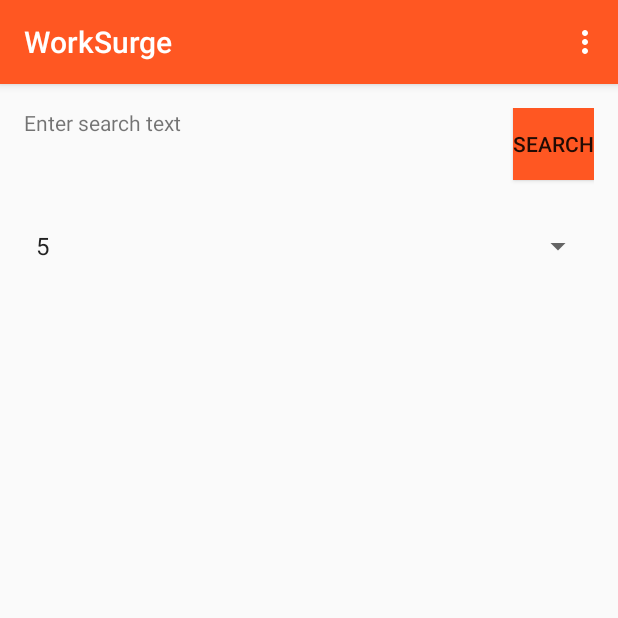
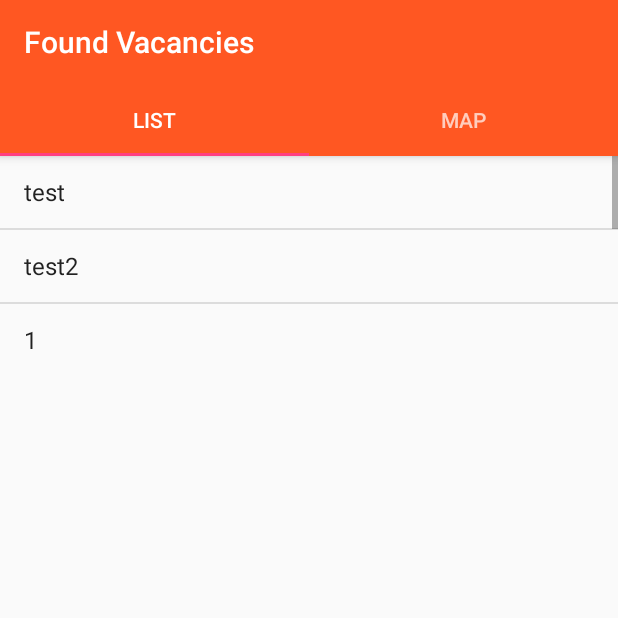
Before and after one commit to Favna/KB-50.10-Repo, an Android app: the screen it shows after launch (SearchActivity before the commit, FoundVacanciesActivity after it), after a tap on "SEARCH", on a phone screen of 412 x 824 dp, the top half of it. Run offline under Robolectric (Android 15) with nearby library versions, the phone set to English and light mode, and no system bars.

Commit message:
Core/Misc: Listview w/ adapter and more work on WebsiteConnector

```diff
--- a/WorkSurge/app/src/main/java/com/example/method/worksurge/ListFragment.java
+++ b/WorkSurge/app/src/main/java/com/example/method/worksurge/ListFragment.java
@@ -1,12 +1,20 @@
 package com.example.method.worksurge;
 
 import android.content.Context;
+import android.graphics.Color;
 import android.net.Uri;
 import android.os.Bundle;
 import android.support.v4.app.Fragment;
 import android.view.LayoutInflater;
 import android.view.View;
 import android.view.ViewGroup;
+import android.widget.AdapterView;
+import android.widget.ArrayAdapter;
+import android.widget.ListView;
+import android.widget.TextView;
+
+import java.util.ArrayList;
+import java.util.List;
 
 public class ListFragment extends Fragment {
     public ListFragment() {
@@ -18,10 +26,55 @@ public class ListFragment extends Fragment {
         super.onCreate(savedInstanceState);
     }
 
+    private View view;
+    private ListView liv_vacancy;
+    private int save = -1;
+    private String itemValue;
+
     @Override
     public View onCreateView(LayoutInflater inflater, ViewGroup container,
                              Bundle savedInstanceState) {
         // Inflate the layout for this fragment
-        return inflater.inflate(R.layout.fragment_list, container, false);
+        view = inflater.inflate(R.layout.fragment_list, container, false);
+
+        fillList(); // Test data
+
+        return view;
+    }
+
+    private void fillList() {
+        liv_vacancy = (ListView) view.findViewById(R.id.liv_vacancies);
+
+        List<String> list = new ArrayList<String>();
+        list.add("test");
+        list.add("test2");
+        list.add("1");
+        ArrayAdapter<String> adapter = new ArrayAdapter<String>(view.getContext(), android.R.layout.simple_list_item_1, android.R.id.text1, list);
+
+        liv_vacancy.setAdapter(adapter);
+        liv_vacancy.setOnItemClickListener(new AdapterView.OnItemClickListener() {
+
+            @Override
+            public void onItemClick(AdapterView<?> parent, View view,
+                                    int position, long id) {
+                // TODO Auto-generated method stub
+
+                parent.getChildAt(position).setBackgroundColor(
+                        Color.parseColor("#A9BCF5"));
+
+                if (save != -1 && save != position) {
+                    parent.getChildAt(save).setBackgroundColor(
+                            Color.parseColor("#d6e6ff"));
+                }
+
+                save = position;
+
+                // ListView Clicked item index
+                int itemPosition = position;
+
+                // ListView Clicked item value
+                itemValue = (String) liv_vacancy.getItemAtPosition(position);
+            }
+        });
     }
 }
--- a/WorkSurge/app/src/main/java/com/example/method/worksurge/SearchActivity.java
+++ b/WorkSurge/app/src/main/java/com/example/method/worksurge/SearchActivity.java
@@ -13,9 +13,15 @@ import android.widget.Spinner;
 
 import com.example.method.worksurge.WebsiteConnector.WebsiteConnector;
 
+import java.util.concurrent.ExecutorService;
+import java.util.concurrent.Executors;
+import java.util.concurrent.Future;
+import java.util.concurrent.TimeUnit;
+
 public class SearchActivity extends AppCompatActivity {
 
     WebsiteConnector wc = null;
+    ExecutorService executorService = Executors.newSingleThreadExecutor();
 
     @Override
     protected void onCreate(Bundle savedInstanceState){
@@ -65,8 +71,27 @@ public class SearchActivity extends AppCompatActivity {
 
     // Go to foundVacanciesActivity.
     public void foundVacanciesActivity(View v) {
-        wc.taskExecute();
-        //Intent iFoundVacanciesActivity = new Intent(this, FoundVacanciesActivity.class);
-        //startActivity(iFoundVacanciesActivity);
+        // Can it be more clean / better?
+        final String searchCrit = ""; // SearchCriteria given by user
+        final int radius = 0; // KM radius, convert if non-standard
+        final String location = ""; // GPS Loc
+        final String activityChoice = "";
+
+        executorService.execute(new Runnable() {
+            public void run() {
+                wc.readWebsite(searchCrit, radius, location);
+            }
+        });
+        executorService.shutdown(); // Shutdown thread when done
+
+        // clicking twice invokes same thread twice, thread is already at work or never shut down gives an exception.
+        try {
+            executorService.awaitTermination(Long.MAX_VALUE, TimeUnit.NANOSECONDS); // Placeholder, show user the retrieval of data is taking time.
+
+        } catch (InterruptedException e) {
+
+        }
+        Intent iFoundVacanciesActivity = new Intent(this, FoundVacanciesActivity.class);
+        startActivity(iFoundVacanciesActivity);
     }
 }
--- a/WorkSurge/app/src/main/java/com/example/method/worksurge/WebsiteConnector/WebsiteConnector.java
+++ b/WorkSurge/app/src/main/java/com/example/method/worksurge/WebsiteConnector/WebsiteConnector.java
@@ -19,25 +19,21 @@ public class WebsiteConnector {
      * and will send retrieved data to the parser.
      *
      */
-    private final String url = "http://www.nationalevacaturebank.nl/";
+    private String url = "http://www.nationalevacaturebank.nl/vacature/zoeken/overzicht/afstand/query//location/3066ga/output/html/items_per_page/50/page/1/ignore_ids";
     private WebsiteDataParser dataParser;
 
     public WebsiteConnector() {}
 
-    public void taskExecute() {
+    public void readWebsite(String searchCrit, int radius, String loc) {
+        //url = "http://www.nationalevacaturebank.nl/vacature/zoeken/overzicht/afstand/query//location/3066ga/output/html/items_per_page/50/page/1/ignore_ids";
 
-        TalkToServer myTask = new TalkToServer();
-        myTask.execute();
-    }
-
-    public void readWebsite() {
         try {
-            Document doc = Jsoup.connect("http://en.wikipedia.org/").get();
-            Elements newsHeadlines = doc.select("#mp-itn b a");
-
-            System.out.println(newsHeadlines.toString());
-
-
+            /*
+                TODO: Save cookie so we can continue.
+             */
+            Document doc = Jsoup.connect(url).get();
+            Elements newsHeadlines = doc.select(".resultlist-title");
+            System.out.println(doc.getAllElements());
         }
         catch (IOException exc) {
             System.out.println("ZEIKEN");
@@ -45,41 +41,4 @@ public class WebsiteConnector {
         //return Jsoup.parse(url).text();
     }
 
-    public class TalkToServer extends AsyncTask<Void, Void, Void> {
-        @Override
-        protected void onPreExecute() {
-        /*
-         *    do things before doInBackground() code runs
-         *    such as preparing and showing a Dialog or ProgressBar
-        */
-        }
-
-        @Override
-        protected void onProgressUpdate(Void... values) {
-        /*
-         *    updating data
-         *    such a Dialog or ProgressBar
-        */
-
-        }
-
-
-
-        @Override
-        protected Void doInBackground(Void... params) {
-            readWebsite();
-            return null;
-        }
-
-        @Override
-        protected void onPostExecute(Void result) {
-        /*
-         *    do something with data here
-         *    display it or send to mainactivity
-         *    close any dialogs/ProgressBars/etc...
-        */
-        }
-
-    }
-
 }
--- a/WorkSurge/app/src/main/res/layout/fragment_list.xml
+++ b/WorkSurge/app/src/main/res/layout/fragment_list.xml
@@ -5,9 +5,12 @@
     tools:context="com.example.method.worksurge.ListFragment">
 
     <!-- TODO: Update blank fragment layout -->
-    <TextView
-        android:layout_width="match_parent"
-        android:layout_height="match_parent"
-        android:text="@string/hello_blank_fragment" />
 
+    <ListView
+        android:layout_width="wrap_content"
+        android:layout_height="wrap_content"
+        android:id="@+id/liv_vacancies"
+        android:layout_gravity="left|top"
+        android:choiceMode="singleChoice"
+        android:smoothScrollbar="false" />
 </FrameLayout>
--- a/WorkSurge/app/src/main/res/values/colors.xml
+++ b/WorkSurge/app/src/main/res/values/colors.xml
@@ -3,4 +3,7 @@
     <color name="colorPrimary">#FF5722</color>
     <color name="colorPrimaryDark">#E64A19</color>
     <color name="colorAccent">#FF4081</color>
+
+    <color name="colorDarkBackground">#222222</color>
+    <color name="colorWhite">#ffffff</color>
 </resources>
```
